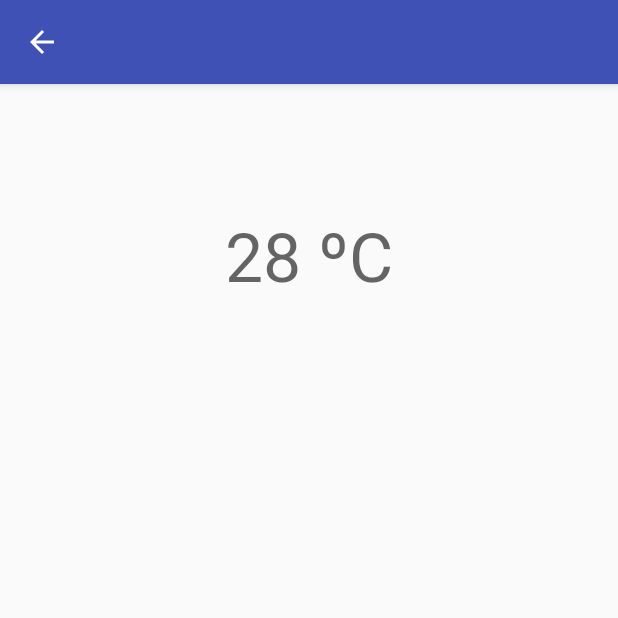
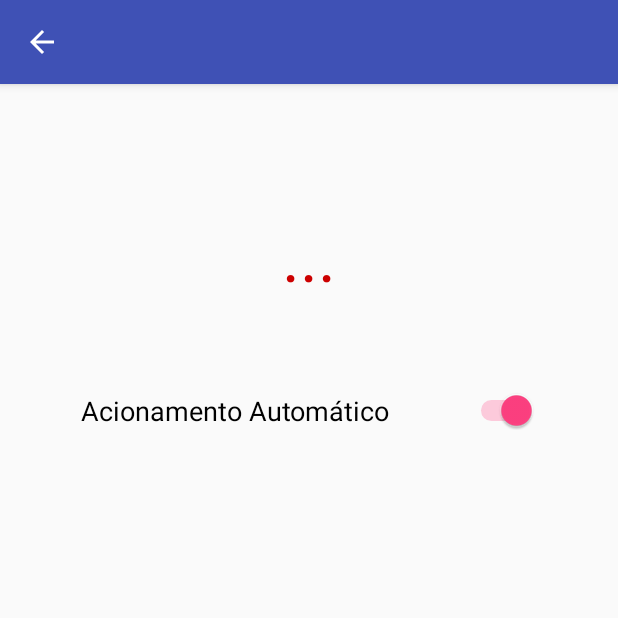
Before and after one commit to brunosavyofs/casa_inteligente, an Android app: the ArCondicionadoActivity screen opened directly, with no data from a screen before it, on a phone screen of 412 x 824 dp, the top half of it. Run offline under Robolectric (Android 15) with nearby library versions, the phone set to English and light mode, and no system bars; libraries missing offline, so code that uses them is left out: org.eclipse.paho; 8 statements that could not run were skipped.

Commit message:
Habilita função para desligar acionamento automático do ar.

```diff
--- a/app/src/main/java/com/smarthouse_br/smarthouse/ArCondicionadoActivity.java
+++ b/app/src/main/java/com/smarthouse_br/smarthouse/ArCondicionadoActivity.java
@@ -2,6 +2,10 @@ package com.smarthouse_br.smarthouse;
 
 import android.support.v7.app.AppCompatActivity;
 import android.os.Bundle;
+import android.util.Log;
+import android.view.View;
+import android.widget.CompoundButton;
+import android.widget.Switch;
 
 import com.smarthouse_br.smarthouse.com.smarthouse_br.smarthouse.mqtt.ClienteBroker;
 import com.smarthouse_br.smarthouse.com.smarthouse_br.smarthouse.mqtt.TopicoArStatusCallback;
@@ -10,11 +14,16 @@ import com.smarthouse_br.smarthouse.com.smarthouse_br.smarthouse.mqtt.TopicoArTe
 import org.eclipse.paho.client.mqttv3.MqttClient;
 
 public class ArCondicionadoActivity extends AppCompatActivity {
+    private static final String TAG = "Ar";
     public static final String TOPICO_AR_STATUS = "casa/ar/status";
 
     public ClienteBroker client;
 
     public static Boolean arLigado = false;
+
+    public Boolean acionamentoAutomatico = true;
+
+    Switch btnLigarAr;
 
     @Override
     protected void onCreate(Bundle savedInstanceState) {
@@ -25,10 +34,31 @@ public class ArCondicionadoActivity extends AppCompatActivity {
         client.subscribe(new TopicoArTemperaturaCallback(ArCondicionadoActivity.this));
         client.subscribe(new TopicoArStatusCallback(ArCondicionadoActivity.this));
 
+        btnLigarAr = (Switch) findViewById(R.id.btnLigarAr);
+        btnLigarAr.setOnCheckedChangeListener(new CompoundButton.OnCheckedChangeListener() {
+            @Override
+            public void onCheckedChanged(CompoundButton buttonView, boolean isChecked) {
+                Log.d(TAG, "acionei");
+                ArCondicionadoActivity.this.acionamentoAutomatico = isChecked;
+            }
+        });
+
     }
 
     public void ligarAr() {
-        this.client.publish(new TopicoArStatusCallback(ArCondicionadoActivity.this), "1");
+        this.client.publish(new TopicoArStatusCallback(ArCondicionadoActivity.this), TopicoArStatusCallback.STATUS_ON.toString());
 
     }
+
+    public void desligarAr() {
+        this.client.publish(new TopicoArStatusCallback(ArCondicionadoActivity.this), TopicoArStatusCallback.STATUS_OFF.toString());
+
+    }
+
+    public void toggleAcionamentoAutomatico(View view) {
+        Log.d(TAG, "acionei");
+        Switch btnLigarAr = (Switch) findViewById(R.id.btnLigarAr);
+        this.acionamentoAutomatico = btnLigarAr.isChecked();
+        btnLigarAr.toggle();
+    }
 }
--- a/app/src/main/java/com/smarthouse_br/smarthouse/com/smarthouse_br/smarthouse/mqtt/ClienteBroker.java
+++ b/app/src/main/java/com/smarthouse_br/smarthouse/com/smarthouse_br/smarthouse/mqtt/ClienteBroker.java
@@ -19,7 +19,7 @@ import java.util.Map;
 
 public class ClienteBroker implements MqttCallback {
 
-    private static final String TAG = "MAIN";
+    private static final String TAG = "Broker";
     String broker = "tcp://m13.cloudmqtt.com:18768";
     String clientId = "appAndroid";
     String username = "mdzjtvif";
--- a/app/src/main/java/com/smarthouse_br/smarthouse/com/smarthouse_br/smarthouse/mqtt/TopicoArStatusCallback.java
+++ b/app/src/main/java/com/smarthouse_br/smarthouse/com/smarthouse_br/smarthouse/mqtt/TopicoArStatusCallback.java
@@ -4,7 +4,10 @@ import android.app.Activity;
 import android.content.Context;
 import android.graphics.Color;
 import android.util.Log;
+import android.widget.Switch;
+import android.widget.TextSwitcher;
 import android.widget.TextView;
+import android.widget.ToggleButton;
 
 import com.smarthouse_br.smarthouse.ArCondicionadoActivity;
 import com.smarthouse_br.smarthouse.R;
@@ -40,10 +43,13 @@ public class TopicoArStatusCallback extends Activity implements TopicoCallback {
             public void run() {
                 ArCondicionadoActivity contextoAr = ((ArCondicionadoActivity) context);
                 TextView txtTemperatura = (TextView) contextoAr.findViewById(R.id.temperatura);
+                Switch btnLigarAr = (Switch) contextoAr.findViewById(R.id.btnLigarAr);
 
                 Boolean ligar = (Integer.parseInt(message.toString()) == TopicoArStatusCallback.STATUS_ON);
+
                 Log.d(TAG, ligar.toString());
                 Log.d(TAG,  contextoAr.arLigado.toString());
+
                 if (ligar != contextoAr.arLigado) {
 
                     if (ligar) {
@@ -51,7 +57,9 @@ public class TopicoArStatusCallback extends Activity implements TopicoCallback {
                     } else {
                         txtTemperatura.setTextColor(Color.RED);
                     }
+
                     contextoAr.arLigado = !contextoAr.arLigado;
+                    btnLigarAr.setChecked(ligar);
                 }
             }
         });
--- a/app/src/main/java/com/smarthouse_br/smarthouse/com/smarthouse_br/smarthouse/mqtt/TopicoArTemperaturaCallback.java
+++ b/app/src/main/java/com/smarthouse_br/smarthouse/com/smarthouse_br/smarthouse/mqtt/TopicoArTemperaturaCallback.java
@@ -3,6 +3,7 @@ package com.smarthouse_br.smarthouse.com.smarthouse_br.smarthouse.mqtt;
 import android.app.Activity;
 import android.content.Context;
 import android.util.Log;
+import android.widget.ImageView;
 import android.widget.TextView;
 
 import com.smarthouse_br.smarthouse.ArCondicionadoActivity;
@@ -36,13 +37,22 @@ public class TopicoArTemperaturaCallback extends Activity implements TopicoCallb
         runOnUiThread(new Runnable(){
             public void run() {
                 ArCondicionadoActivity contextoAr = ((ArCondicionadoActivity) context);
+
                 TextView txtTemperatura = (TextView) contextoAr.findViewById(R.id.temperatura);
-                txtTemperatura.setText(message.toString());
 
+                txtTemperatura.setText(message.toString() + "º C");
+
+                double temperatura = Double.parseDouble(message.toString());
                 Log.d(TAG, message.toString());
-                double temperatura = Double.parseDouble(message.toString());
-                if (temperatura >= TEMPERATURA_ACIONAMENTO) {
-                    contextoAr.ligarAr();
+                Log.d(TAG, contextoAr.acionamentoAutomatico.toString());
+                Log.d(TAG, contextoAr.arLigado.toString());
+                if (contextoAr.acionamentoAutomatico) {
+                    if (temperatura >= TEMPERATURA_ACIONAMENTO && !contextoAr.arLigado) {
+                        contextoAr.ligarAr();
+                    }
+                    if (temperatura < TEMPERATURA_ACIONAMENTO && contextoAr.arLigado) {
+                        contextoAr.desligarAr();
+                    }
                 }
             }
         });
--- a/app/src/main/res/layout/activity_ar_condicionado.xml
+++ b/app/src/main/res/layout/activity_ar_condicionado.xml
@@ -1,5 +1,6 @@
 <?xml version="1.0" encoding="utf-8"?>
 <RelativeLayout xmlns:android="http://schemas.android.com/apk/res/android"
+    xmlns:app="http://schemas.android.com/apk/res-auto"
     xmlns:tools="http://schemas.android.com/tools"
     android:id="@+id/activity_ar_condicionado"
     android:layout_width="match_parent"
@@ -11,12 +12,27 @@
     tools:context="com.smarthouse_br.smarthouse.ArCondicionadoActivity">
 
     <TextView
-        android:text="28 ºC"
         android:layout_width="wrap_content"
         android:layout_height="wrap_content"
         android:layout_alignParentTop="true"
         android:layout_centerHorizontal="true"
         android:layout_marginTop="68dp"
         android:id="@+id/temperatura"
-        android:textAppearance="@style/TextAppearance.AppCompat.Display2" />
+        android:textAppearance="@style/TextAppearance.AppCompat.Display2"
+        android:textColor="@android:color/holo_red_dark"
+        android:text="..." />
+
+    <Switch
+        android:text="Acionamento Automático"
+        android:layout_width="wrap_content"
+        android:layout_height="wrap_content"
+        android:id="@+id/btnLigarAr"
+        android:layout_marginTop="59dp"
+        android:onClick="toggleAcionamentoAutomatico"
+        android:checked="true"
+        android:switchPadding="50dp"
+        android:textSize="18sp"
+        android:layout_below="@+id/temperatura"
+        android:layout_centerHorizontal="true" />
+
 </RelativeLayout>
```
Also changed, not shown: app/src/main/res/mipmap-hdpi/loading.gif (added), app/src/main/res/mipmap-mdpi/loading.gif (added), app/src/main/res/mipmap-xhdpi/loading.gif (added), app/src/main/res/mipmap-xxhdpi/loading.gif (added), app/src/main/res/mipmap-xxxhdpi/loading.gif (added).
